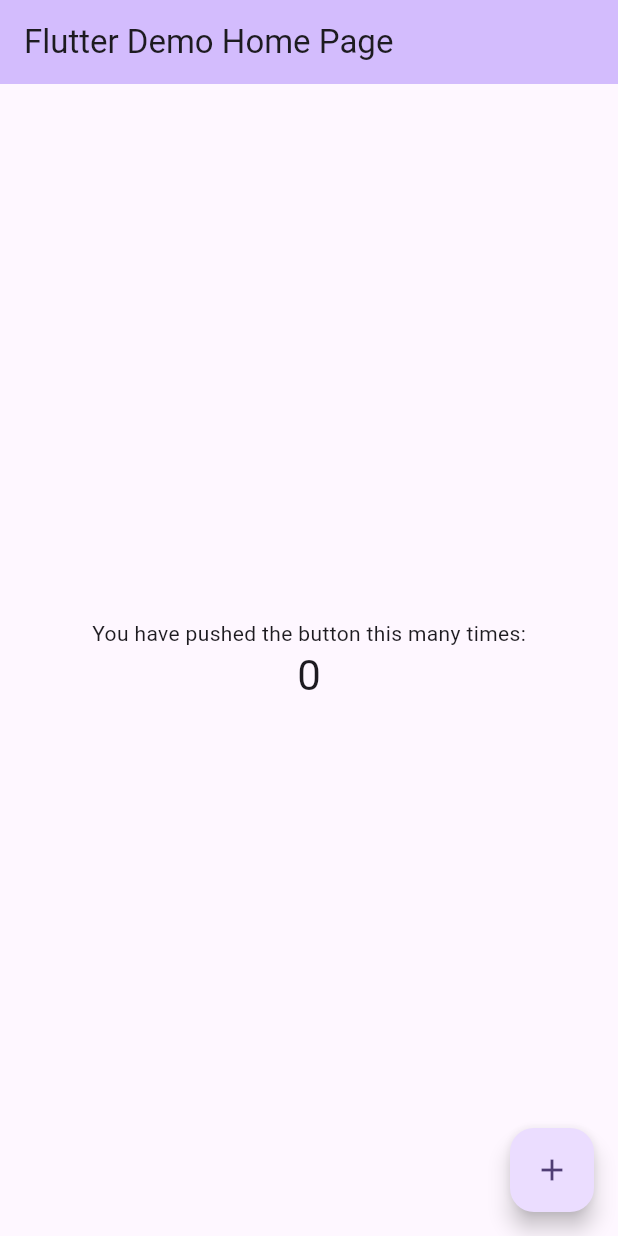
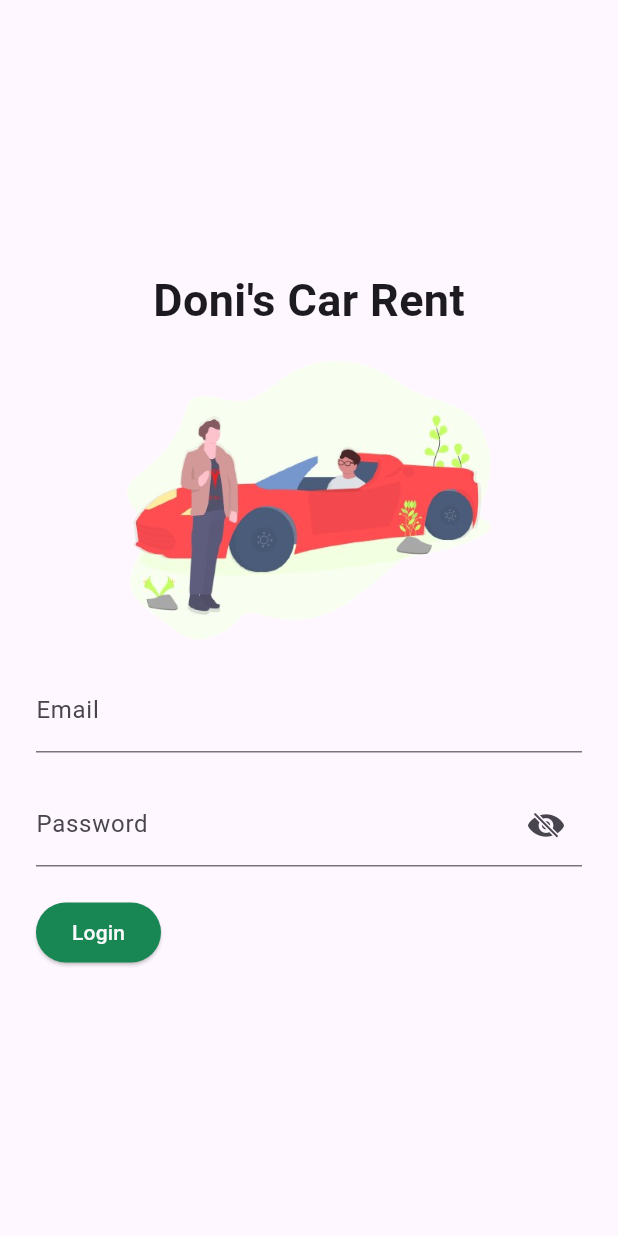
Before and after one commit to doniduaasattuu/mobile_programming_tugas_dua, a Flutter app: the screen it shows after launch, on a phone screen of 412 x 824 dp. Run offline on Flutter 3.47's test engine with Material 3 defaults, Android fonts, the phone set to English and light mode, and no system bars.

Commit message:
create login page

```diff
--- a/lib/main.dart
+++ b/lib/main.dart
@@ -1,4 +1,6 @@
 import 'package:flutter/material.dart';
+import 'package:tugas_dua/ui/login.dart';
+import 'package:tugas_dua/utility/my_colors.dart';
 
 void main() {
   runApp(const MyApp());
@@ -11,115 +13,17 @@ class MyApp extends StatelessWidget {
   @override
   Widget build(BuildContext context) {
     return MaterialApp(
-      title: 'Flutter Demo',
-      theme: ThemeData(
-        // This is the theme of your application.
-        //
-        // TRY THIS: Try running your application with "flutter run". You'll see
-        // the application has a purple toolbar. Then, without quitting the app,
-        // try changing the seedColor in the colorScheme below to Colors.green
-        // and then invoke "hot reload" (save your changes or press the "hot
-        // reload" button in a Flutter-supported IDE, or press "r" if you used
-        // the command line to start the app).
-        //
-        // Notice that the counter didn't reset back to zero; the application
-        // state is not lost during the reload. To reset the state, use hot
-        // restart instead.
-        //
-        // This works for code too, not just values: Most code changes can be
-        // tested with just a hot reload.
-        colorScheme: ColorScheme.fromSeed(seedColor: Colors.deepPurple),
-        useMaterial3: true,
+      title: 'Product Inventory App',
+      home: const Login(),
+      theme: ThemeData(useMaterial3: true).copyWith(
+        cardTheme: const CardTheme().copyWith(
+          shape: RoundedRectangleBorder(
+            borderRadius: BorderRadius.circular(10),
+            side: BorderSide(color: MyColors().tertiary),
+          ),
+          margin: const EdgeInsets.symmetric(horizontal: 0, vertical: 4),
+        ),
       ),
-      home: const MyHomePage(title: 'Flutter Demo Home Page'),
     );
   }
 }
-
-class MyHomePage extends StatefulWidget {
-  const MyHomePage({super.key, required this.title});
-
-  // This widget is the home page of your application. It is stateful, meaning
-  // that it has a State object (defined below) that contains fields that affect
-  // how it looks.
-
-  // This class is the configuration for the state. It holds the values (in this
-  // case the title) provided by the parent (in this case the App widget) and
-  // used by the build method of the State. Fields in a Widget subclass are
-  // always marked "final".
-
-  final String title;
-
-  @override
-  State<MyHomePage> createState() => _MyHomePageState();
-}
-
-class _MyHomePageState extends State<MyHomePage> {
-  int _counter = 0;
-
-  void _incrementCounter() {
-    setState(() {
-      // This call to setState tells the Flutter framework that something has
-      // changed in this State, which causes it to rerun the build method below
-      // so that the display can reflect the updated values. If we changed
-      // _counter without calling setState(), then the build method would not be
-      // called again, and so nothing would appear to happen.
-      _counter++;
-    });
-  }
-
-  @override
-  Widget build(BuildContext context) {
-    // This method is rerun every time setState is called, for instance as done
-    // by the _incrementCounter method above.
-    //
-    // The Flutter framework has been optimized to make rerunning build methods
-    // fast, so that you can just rebuild anything that needs updating rather
-    // than having to individually change instances of widgets.
-    return Scaffold(
-      appBar: AppBar(
-        // TRY THIS: Try changing the color here to a specific color (to
-        // Colors.amber, perhaps?) and trigger a hot reload to see the AppBar
-        // change color while the other colors stay the same.
-        backgroundColor: Theme.of(context).colorScheme.inversePrimary,
-        // Here we take the value from the MyHomePage object that was created by
-        // the App.build method, and use it to set our appbar title.
-        title: Text(widget.title),
-      ),
-      body: Center(
-        // Center is a layout widget. It takes a single child and positions it
-        // in the middle of the parent.
-        child: Column(
-          // Column is also a layout widget. It takes a list of children and
-          // arranges them vertically. By default, it sizes itself to fit its
-          // children horizontally, and tries to be as tall as its parent.
-          //
-          // Column has various properties to control how it sizes itself and
-          // how it positions its children. Here we use mainAxisAlignment to
-          // center the children vertically; the main axis here is the vertical
-          // axis because Columns are vertical (the cross axis would be
-          // horizontal).
-          //
-          // TRY THIS: Invoke "debug painting" (choose the "Toggle Debug Paint"
-          // action in the IDE, or press "p" in the console), to see the
-          // wireframe for each widget.
-          mainAxisAlignment: MainAxisAlignment.center,
-          children: <Widget>[
-            const Text(
-              'You have pushed the button this many times:',
-            ),
-            Text(
-              '$_counter',
-              style: Theme.of(context).textTheme.headlineMedium,
-            ),
-          ],
-        ),
-      ),
-      floatingActionButton: FloatingActionButton(
-        onPressed: _incrementCounter,
-        tooltip: 'Increment',
-        child: const Icon(Icons.add),
-      ), // This trailing comma makes auto-formatting nicer for build methods.
-    );
-  }
-}
--- /dev/null
+++ b/lib/ui/login.dart
@@ -0,0 +1,65 @@
+import 'package:flutter/cupertino.dart';
+import 'package:flutter/material.dart';
+import 'package:tugas_dua/utility/my_colors.dart';
+import 'package:tugas_dua/utility/my_container.dart';
+
+class Login extends StatefulWidget {
+  const Login({super.key});
+
+  @override
+  State<StatefulWidget> createState() => _LoginState();
+}
+
+class _LoginState extends State<Login> {
+  @override
+  Widget build(BuildContext context) {
+    return MyContainer(
+      child: Center(
+        child: Column(
+          mainAxisSize: MainAxisSize.min,
+          children: [
+            const Text(
+              'Doni\'s Car Rent',
+              style: TextStyle(
+                fontWeight: FontWeight.bold,
+                fontSize: 30,
+              ),
+            ),
+            Image.asset('assets/images/electric_car.png', width: 300),
+            TextFormField(
+              decoration: const InputDecoration(
+                label: Text('Email'),
+              ),
+            ),
+            const SizedBox(height: 20),
+            TextFormField(
+              obscureText: true,
+              decoration: const InputDecoration(
+                label: Text('Password'),
+                suffixIcon: Icon(CupertinoIcons.eye_slash_fill),
+              ),
+            ),
+            const SizedBox(height: 20),
+            Row(
+              crossAxisAlignment: CrossAxisAlignment.start,
+              children: [
+                ElevatedButton(
+                  onPressed: () {},
+                  style: ElevatedButton.styleFrom(
+                    backgroundColor: MyColors().success,
+                  ),
+                  child: Text(
+                    'Login',
+                    style: TextStyle(
+                      color: MyColors().light,
+                    ),
+                  ),
+                ),
+              ],
+            )
+          ],
+        ),
+      ),
+    );
+  }
+}
--- /dev/null
+++ b/lib/utility/my_colors.dart
@@ -0,0 +1,22 @@
+import 'package:flutter/material.dart';
+
+class MyColors {
+  Color primary = const Color.fromARGB(255, 13, 110, 253);
+  Color secondary = const Color.fromARGB(255, 108, 117, 125);
+  Color success = const Color.fromARGB(255, 25, 135, 84);
+  Color info = const Color.fromARGB(255, 13, 202, 240);
+  Color warning = const Color.fromARGB(255, 255, 193, 7);
+  Color danger = const Color.fromARGB(255, 220, 53, 69);
+  Color light = const Color.fromARGB(255, 248, 249, 250);
+  Color tertiary = const Color.fromARGB(255, 73, 80, 87);
+  Color dark = const Color.fromARGB(255, 33, 37, 41);
+
+  Color teal = const Color.fromARGB(255, 32, 201, 151);
+  Color pink = const Color.fromARGB(255, 214, 51, 132);
+  Color purple = const Color.fromARGB(255, 111, 66, 193);
+  Color indigo = const Color.fromARGB(255, 102, 16, 242);
+
+  Color twitter = const Color.fromARGB(255, 29, 161, 242);
+  Color lighgreen = const Color.fromARGB(255, 138, 201, 38);
+  Color lghtteal = const Color.fromARGB(255, 46, 196, 182);
+}
--- /dev/null
+++ b/lib/utility/my_container.dart
@@ -0,0 +1,18 @@
+import 'package:flutter/material.dart';
+
+// ignore: must_be_immutable
+class MyContainer extends StatelessWidget {
+  MyContainer({super.key, required this.child});
+
+  Widget child;
+
+  @override
+  Widget build(BuildContext context) {
+    return Scaffold(
+      body: Container(
+        padding: const EdgeInsets.all(24),
+        child: child,
+      ),
+    );
+  }
+}
--- a/pubspec.yaml
+++ b/pubspec.yaml
@@ -59,8 +59,9 @@ flutter:
   uses-material-design: true
 
   # To add assets to your application, add an assets section, like this:
-  # assets:
-  #   - images/a_dot_burr.jpeg
+  assets:
+  - assets/images/electric_car.png
+  # - images/a_dot_burr.jpeg
   #   - images/a_dot_ham.jpeg
 
   # An image asset can refer to one or more resolution-specific "variants", see
```
Also changed, not shown: assets/images/electric_car.png (added).
